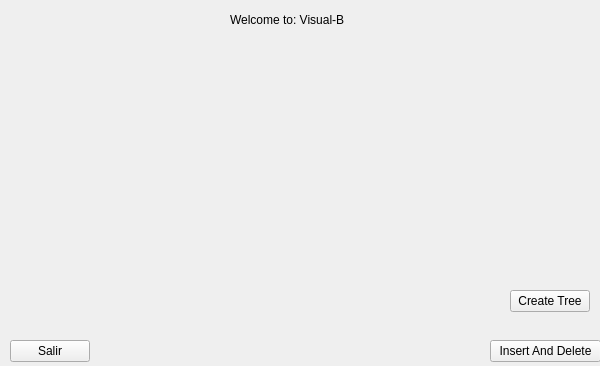
Before: the Qt Designer form Tree.ui in DannythePastaMan/QtBTree, drawn with Qt 5.
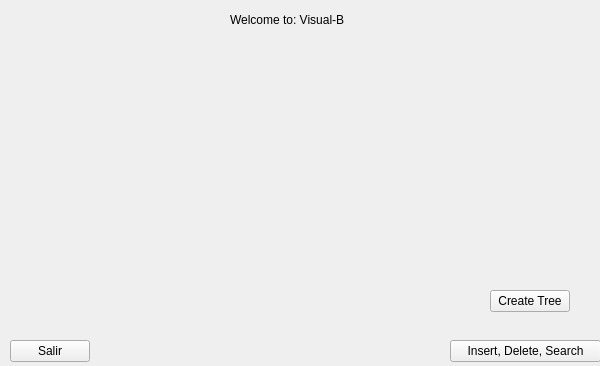
After: the same form once the commit is applied.

What changed in the file:
```diff
--- a/Tree.ui
+++ b/Tree.ui
@@ -17,7 +17,7 @@
    <widget class="QPushButton" name="NewTree">
     <property name="geometry">
      <rect>
-      <x>510</x>
+      <x>490</x>
       <y>290</y>
       <width>80</width>
       <height>22</height>
@@ -30,14 +30,14 @@
    <widget class="QPushButton" name="Insdel">
     <property name="geometry">
      <rect>
-      <x>490</x>
+      <x>450</x>
       <y>340</y>
-      <width>111</width>
+      <width>151</width>
       <height>22</height>
      </rect>
     </property>
     <property name="text">
-     <string>Insert And Delete</string>
+     <string>Insert, Delete, Search</string>
     </property>
    </widget>
    <widget class="QLabel" name="label">
```
